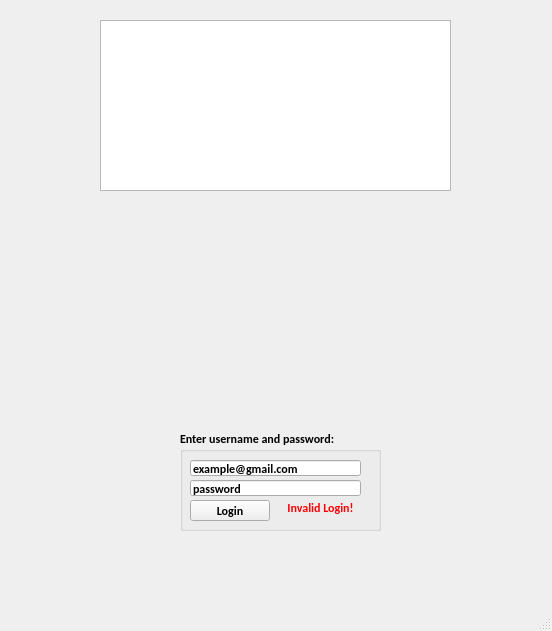
The window that QtCafeWorkforceManager/AuthWindow.ui (wreathe-unreal/CSIT314-Project) describes before a commit, drawn with Qt 5.
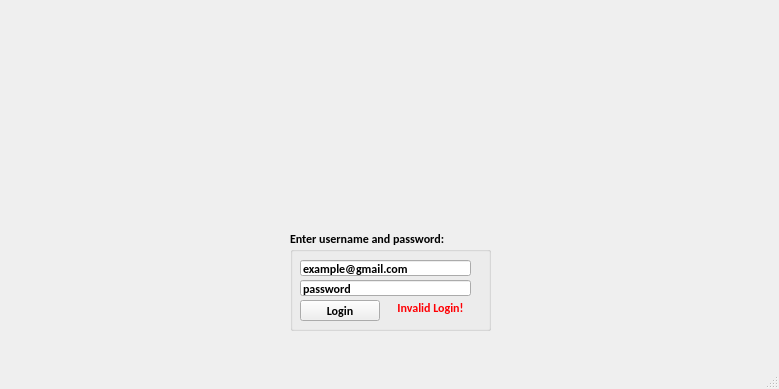
The same window after the commit. Icons and pictures are not drawn.

```diff
--- a/QtCafeWorkforceManager/AuthWindow.ui
+++ b/QtCafeWorkforceManager/AuthWindow.ui
@@ -6,8 +6,8 @@
    <rect>
     <x>0</x>
     <y>0</y>
-    <width>552</width>
-    <height>631</height>
+    <width>779</width>
+    <height>389</height>
    </rect>
   </property>
   <property name="windowTitle">
@@ -17,8 +17,8 @@
    <widget class="QGroupBox" name="groupBox">
     <property name="geometry">
      <rect>
-      <x>180</x>
-      <y>430</y>
+      <x>290</x>
+      <y>230</y>
       <width>201</width>
       <height>101</height>
      </rect>
@@ -104,8 +104,8 @@
    <widget class="QLabel" name="label">
     <property name="geometry">
      <rect>
-      <x>110</x>
-      <y>210</y>
+      <x>220</x>
+      <y>10</y>
       <width>311</width>
       <height>211</height>
      </rect>
@@ -120,16 +120,6 @@
      <bool>true</bool>
     </property>
    </widget>
-   <widget class="QTableWidget" name="tableWidget">
-    <property name="geometry">
-     <rect>
-      <x>100</x>
-      <y>20</y>
-      <width>351</width>
-      <height>171</height>
-     </rect>
-    </property>
-   </widget>
   </widget>
   <widget class="QMenuBar" name="menubar">
    <property name="geometry">
```
Left out of the diff: 2 changed lines with no effect on the pictures.
